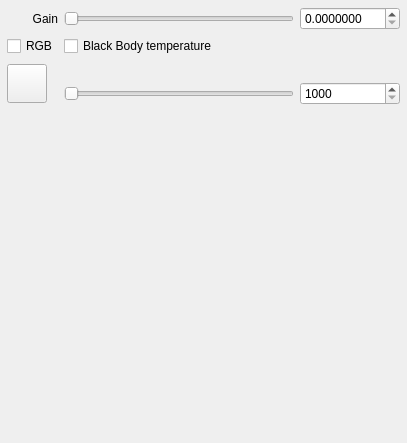
Before: the Qt Designer form qtgui/lightgroup.ui in sungsoo/luxrender-lux, drawn with Qt 5.
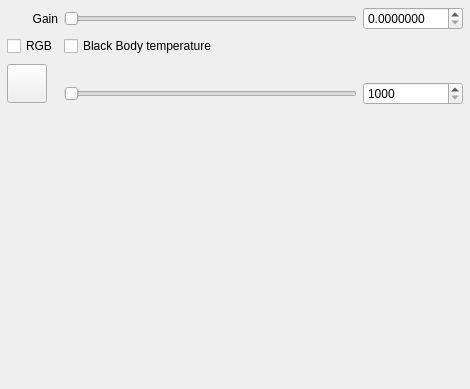
After: the same form once the commit is applied. Icons and pictures are not drawn.

The edit to the form file:
```diff
--- a/qtgui/lightgroup.ui
+++ b/qtgui/lightgroup.ui
@@ -6,8 +6,8 @@
    <rect>
     <x>0</x>
     <y>0</y>
-    <width>407</width>
-    <height>443</height>
+    <width>470</width>
+    <height>389</height>
    </rect>
   </property>
   <property name="windowTitle">
```
